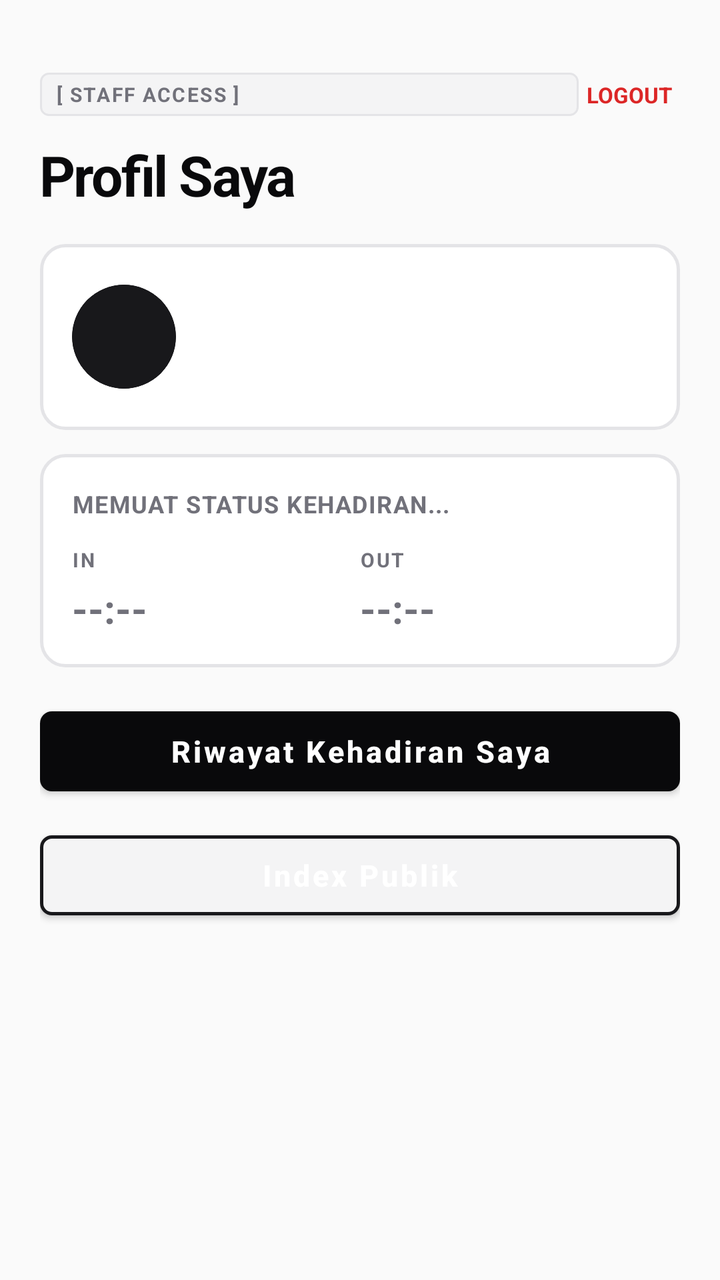
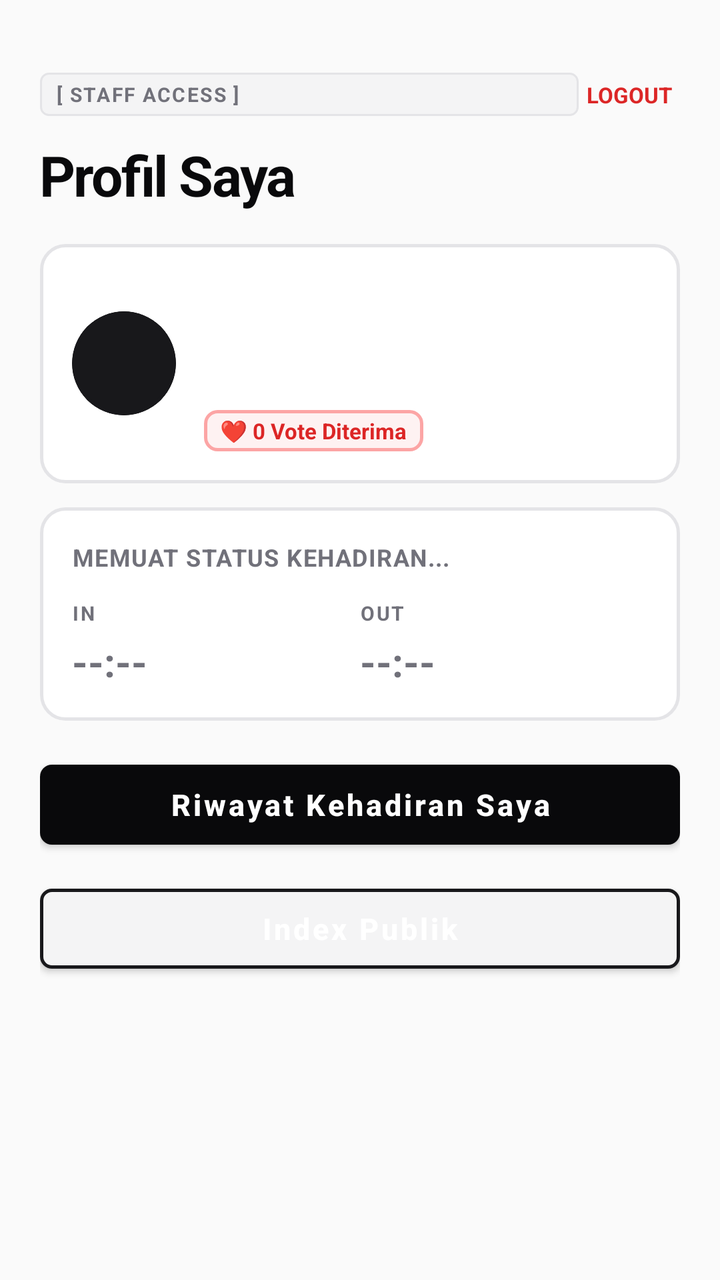

Two renders of the same Android screen: before a commit and after it. Below are the layout's source before the change and the commit's diff.
<!-- AndroidManifest.xml: application theme Theme.Absensi -->
<!-- res/layout/activity_employee.xml -->
<?xml version="1.0" encoding="utf-8"?>
<androidx.constraintlayout.widget.ConstraintLayout xmlns:android="http://schemas.android.com/apk/res/android"
    xmlns:app="http://schemas.android.com/apk/res-auto"
    android:layout_width="match_parent"
    android:layout_height="match_parent"
    android:background="@color/bg_primary">

    <ScrollView
        android:layout_width="0dp"
        android:layout_height="0dp"
        app:layout_constraintBottom_toBottomOf="parent"
        app:layout_constraintEnd_toEndOf="parent"
        app:layout_constraintStart_toStartOf="parent"
        app:layout_constraintTop_toTopOf="parent">

        <LinearLayout
            android:layout_width="match_parent"
            android:layout_height="wrap_content"
            android:orientation="vertical"
            android:paddingStart="20dp"
            android:paddingTop="36dp"
            android:paddingEnd="20dp">

            <LinearLayout
                android:layout_width="match_parent"
                android:layout_height="wrap_content"
                android:gravity="center_vertical"
                android:orientation="horizontal">

                <TextView
                    android:layout_width="0dp"
                    android:layout_height="wrap_content"
                    android:layout_weight="1"
                    android:background="@drawable/bg_tag_pill"
                    android:letterSpacing="0.08"
                    android:paddingStart="8dp"
                    android:paddingTop="4dp"
                    android:paddingEnd="8dp"
                    android:paddingBottom="4dp"
                    android:text="[ STAFF ACCESS ]"
                    android:textColor="@color/text_secondary"
                    android:textSize="10sp"
                    android:textStyle="bold" />

                <TextView
                    android:id="@+id/tvLogout"
                    android:layout_width="wrap_content"
                    android:layout_height="wrap_content"
                    android:padding="4dp"
                    android:text="LOGOUT"
                    android:textColor="@color/badge_danger_text"
                    android:textSize="11sp"
                    android:textStyle="bold" />
            </LinearLayout>

            <TextView
                android:layout_width="wrap_content"
                android:layout_height="wrap_content"
                android:layout_marginTop="10dp"
                android:letterSpacing="-0.03"
                android:text="Profil Saya"
                android:textColor="@color/text_primary"
                android:textSize="28sp"
                android:textStyle="bold" />

            <LinearLayout
                android:layout_width="match_parent"
                android:layout_height="wrap_content"
                android:layout_marginTop="16dp"
                android:background="@drawable/bg_hero_card"
                android:gravity="center_vertical"
                android:orientation="horizontal"
                android:padding="16dp">

                <FrameLayout
                    android:id="@+id/flAvatar"
                    android:layout_width="52dp"
                    android:layout_height="52dp">

                    <ImageView
                        android:id="@+id/ivAvatar"
                        android:layout_width="match_parent"
                        android:layout_height="match_parent"
                        android:background="@drawable/bg_avatar_circle"
                        android:clipToOutline="true"
                        android:contentDescription="Foto Profil"
                        android:scaleType="centerCrop" />

                    <TextView
                        android:id="@+id/tvAvatarInitial"
                        android:layout_width="match_parent"
                        android:layout_height="match_parent"
                        android:background="@drawable/bg_avatar_circle"
                        android:clipToOutline="true"
                        android:gravity="center"
                        android:textColor="@color/surface"
                        android:textSize="18sp"
                        android:textStyle="bold" />
                </FrameLayout>

                <LinearLayout
                    android:layout_width="0dp"
                    android:layout_height="wrap_content"
                    android:layout_marginStart="14dp"
                    android:layout_weight="1"
                    android:orientation="vertical">

                    <TextView
                        android:id="@+id/tvName"
                        android:layout_width="match_parent"
                        android:layout_height="wrap_content"
                        android:textColor="@color/text_primary"
                        android:textSize="18sp"
                        android:textStyle="bold" />

                    <TextView
                        android:id="@+id/tvEmpCode"
                        android:layout_width="match_parent"
                        android:layout_height="wrap_content"
                        android:layout_marginTop="2dp"
                        android:textColor="@color/text_secondary"
                        android:textSize="12sp" />

                    <TextView
                        android:id="@+id/tvDept"
                        android:layout_width="match_parent"
                        android:layout_height="wrap_content"
                        android:layout_marginTop="2dp"
                        android:textColor="@color/text_secondary"
                        android:textSize="12sp"
                        android:textStyle="bold" />
                </LinearLayout>
            </LinearLayout>

            <LinearLayout
                android:id="@+id/cardAttendance"
                android:layout_width="match_parent"
                android:layout_height="wrap_content"
                android:layout_marginTop="12dp"
                android:background="@drawable/bg_hero_card"
                android:orientation="vertical"
                android:padding="16dp">

                <LinearLayout
                    android:layout_width="match_parent"
                    android:layout_height="wrap_content"
                    android:gravity="center_vertical"
                    android:orientation="horizontal">

                    <TextView
                        android:id="@+id/tvStatus"
                        android:layout_width="0dp"
                        android:layout_height="wrap_content"
                        android:layout_weight="1"
                        android:text="MEMUAT STATUS KEHADIRAN..."
                        android:textColor="@color/text_secondary"
                        android:textSize="12sp"
                        android:letterSpacing="0.04"
                        android:textStyle="bold" />

                    <ProgressBar
                        android:id="@+id/pbAttendance"
                        android:layout_width="18dp"
                        android:layout_height="18dp"
                        android:indeterminate="true"
                        android:indeterminateTint="@color/text_primary" />
                </LinearLayout>

                <LinearLayout
                    android:layout_width="match_parent"
                    android:layout_height="wrap_content"
                    android:layout_marginTop="12dp"
                    android:orientation="horizontal">

                    <LinearLayout
                        android:layout_width="0dp"
                        android:layout_height="wrap_content"
                        android:layout_weight="1"
                        android:orientation="vertical">

                        <TextView
                            android:layout_width="wrap_content"
                            android:layout_height="wrap_content"
                            android:text="IN"
                            android:textColor="@color/text_secondary"
                            android:textSize="10sp"
                            android:letterSpacing="0.08"
                            android:textStyle="bold" />

                        <TextView
                            android:id="@+id/tvIn"
                            android:layout_width="wrap_content"
                            android:layout_height="wrap_content"
                            android:layout_marginTop="4dp"
                            android:text="--:--"
                            android:textColor="@color/text_secondary"
                            android:textSize="20sp"
                            android:textStyle="bold" />
                    </LinearLayout>

                    <LinearLayout
                        android:layout_width="0dp"
                        android:layout_height="wrap_content"
                        android:layout_weight="1"
                        android:orientation="vertical">

                        <TextView
                            android:layout_width="wrap_content"
                            android:layout_height="wrap_content"
                            android:text="OUT"
                            android:textColor="@color/text_secondary"
                            android:textSize="10sp"
                            android:letterSpacing="0.08"
                            android:textStyle="bold" />

                        <TextView
                            android:id="@+id/tvOut"
                            android:layout_width="wrap_content"
                            android:layout_height="wrap_content"
                            android:layout_marginTop="4dp"
                            android:text="--:--"
                            android:textColor="@color/text_secondary"
                            android:textSize="20sp"
                            android:textStyle="bold" />
                    </LinearLayout>
                </LinearLayout>
            </LinearLayout>

            <com.google.android.material.button.MaterialButton
                android:id="@+id/btnHistory"
                android:layout_width="match_parent"
                android:layout_height="52dp"
                android:layout_marginTop="16dp"
                android:text="Riwayat Kehadiran Saya"
                android:textAllCaps="false"
                android:textSize="15sp"
                android:textStyle="bold"
                app:backgroundTint="@color/accent"
                app:cornerRadius="6dp" />

            <com.google.android.material.button.MaterialButton
                android:id="@+id/btnPublic"
                android:layout_width="match_parent"
                android:layout_height="52dp"
                android:layout_marginTop="10dp"
                android:text="Index Publik"
                android:textAllCaps="false"
                android:textSize="15sp"
                android:textStyle="bold"
                app:backgroundTint="@color/accent_light"
                app:cornerRadius="6dp"
                app:strokeColor="@color/border_dark"
                app:strokeWidth="1.5dp" />
        </LinearLayout>
    </ScrollView>
</androidx.constraintlayout.widget.ConstraintLayout>
<!-- resources referenced by this layout -->
<resources>
  <color name="accent">#09090B</color>
  <color name="accent_light">#F4F4F5</color>
  <color name="badge_danger_text">#DC2626</color>
  <color name="bg_primary">#FAFAFA</color>
  <color name="border_dark">#18181B</color>
  <color name="surface">#FFFFFF</color>
  <color name="text_primary">#09090B</color>
  <color name="text_secondary">#71717A</color>
  <!-- drawable bg_avatar_circle (drawable) -->
  <?xml version="1.0" encoding="utf-8"?>
  <shape xmlns:android="http://schemas.android.com/apk/res/android"
      android:shape="oval">
      <solid android:color="@color/avatar_1" />
      <stroke
          android:width="1.5dp"
          android:color="@color/border_dark" />
  </shape>
  <!-- drawable bg_hero_card (drawable) -->
  <?xml version="1.0" encoding="utf-8"?>
  <shape xmlns:android="http://schemas.android.com/apk/res/android"
      android:shape="rectangle">
      <solid android:color="@color/surface" />
      <corners android:radius="12dp" />
      <stroke android:width="1.5dp" android:color="@color/border_crisp" />
  </shape>
  <!-- drawable bg_tag_pill (drawable) -->
  <?xml version="1.0" encoding="utf-8"?>
  <shape xmlns:android="http://schemas.android.com/apk/res/android"
      android:shape="rectangle">
      <solid android:color="@color/accent_light" />
      <corners android:radius="4dp" />
      <stroke android:width="1dp" android:color="@color/border_crisp" />
  </shape>
  <style name="Theme.Absensi" parent="Theme.MaterialComponents.Light.NoActionBar">
          <item name="android:windowBackground">@color/bg_primary</item>
          <item name="colorPrimary">@color/accent</item>
          <item name="colorPrimaryDark">@color/primary_dark</item>
          <item name="android:statusBarColor">@color/surface</item>
          <item name="android:windowLightStatusBar">true</item>
          <item name="colorAccent">@color/accent</item>
      </style>
  <color name="avatar_1">#18181B</color>
  <color name="border_crisp">#E4E4E7</color>
  <color name="primary_dark">#09090B</color>
</resources>

<!-- the commit's change to res/layout/activity_employee.xml (unified diff, before → after) -->
@@ -128,6 +128,21 @@
                         android:layout_marginTop="2dp"
                         android:textColor="@color/text_secondary"
                         android:textSize="12sp"
+                        android:textStyle="bold" />
+
+                    <TextView
+                        android:id="@+id/tvLoveCount"
+                        android:layout_width="wrap_content"
+                        android:layout_height="wrap_content"
+                        android:layout_marginTop="6dp"
+                        android:background="@drawable/bg_badge"
+                        android:paddingStart="8dp"
+                        android:paddingTop="3dp"
+                        android:paddingEnd="8dp"
+                        android:paddingBottom="3dp"
+                        android:text="❤️ 0 Vote Diterima"
+                        android:textColor="@color/badge_danger_text"
+                        android:textSize="11sp"
                         android:textStyle="bold" />
                 </LinearLayout>
             </LinearLayout>
<!-- resource entries referenced after the edit -->
@@ -16,6 +16,14 @@
       <stroke
           android:width="1.5dp"
           android:color="@color/border_dark" />
+  </shape>
+  <!-- drawable bg_badge (drawable) -->
+  <?xml version="1.0" encoding="utf-8"?>
+  <shape xmlns:android="http://schemas.android.com/apk/res/android"
+      android:shape="rectangle">
+      <solid android:color="@color/badge_danger_bg" />
+      <corners android:radius="6dp" />
+      <stroke android:width="1.5dp" android:color="@color/badge_danger_border" />
   </shape>
   <!-- drawable bg_hero_card (drawable) -->
   <?xml version="1.0" encoding="utf-8"?>
@@ -42,6 +50,8 @@
           <item name="colorAccent">@color/accent</item>
       </style>
   <color name="avatar_1">#18181B</color>
+  <color name="badge_danger_bg">#FEF2F2</color>
+  <color name="badge_danger_border">#FCA5A5</color>
   <color name="border_crisp">#E4E4E7</color>
   <color name="primary_dark">#09090B</color>
 </resources>
